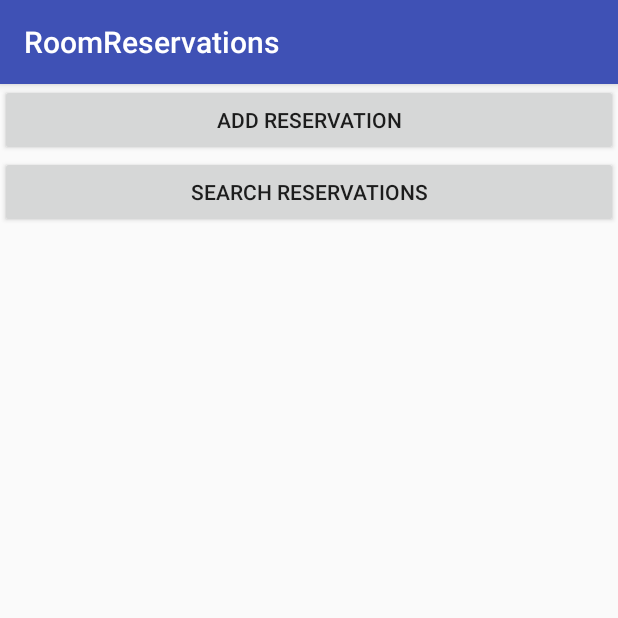
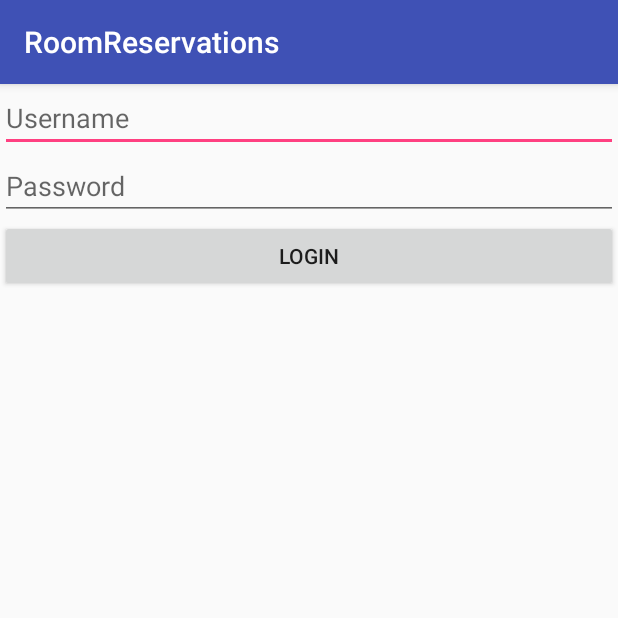
Before and after one commit to SabreUrn/RoomReservations, an Android app: the screen it shows after launch (MainActivity before the commit, Login after it), on a phone screen of 412 x 824 dp, the top half of it. Run offline under Robolectric (Android 15) with nearby library versions, the phone set to English and light mode, and no system bars; our stand-ins replace Firebase (no records; nobody signed in at launch, a user with empty details on screens opened directly).

```diff
--- a/app/build.gradle
+++ b/app/build.gradle
@@ -22,8 +22,11 @@ dependencies {
     implementation fileTree(include: ['*.jar'], dir: 'libs')
     implementation 'com.android.support:appcompat-v7:28.0.0'
     implementation 'com.android.support.constraint:constraint-layout:1.1.3'
+    implementation 'com.google.firebase:firebase-auth:11.6.0'
     testImplementation 'junit:junit:4.12'
     androidTestImplementation 'com.android.support.test:runner:1.0.2'
     androidTestImplementation 'com.android.support.test.espresso:espresso-core:3.0.2'
     implementation 'com.google.code.gson:gson:2.8.5'
 }
+
+apply plugin: 'com.google.gms.google-services'
--- a/app/src/main/AndroidManifest.xml
+++ b/app/src/main/AndroidManifest.xml
@@ -11,7 +11,7 @@
 		android:roundIcon="@mipmap/ic_launcher_round"
 		android:supportsRtl="true"
 		android:theme="@style/AppTheme">
-		<activity android:name=".MainActivity">
+		<activity android:name=".Login">
 			<intent-filter>
 				<action android:name="android.intent.action.MAIN" />
 
@@ -19,7 +19,8 @@
 			</intent-filter>
 		</activity>
 		<activity android:name=".SearchReservations" />
-		<activity android:name=".AddReservation"></activity>
+		<activity android:name=".AddReservation" />
+		<activity android:name=".MainActivity" />
 	</application>
 
 </manifest>
--- /dev/null
+++ b/app/src/main/java/com/example/sabreurn/roomreservations/Login.java
@@ -0,0 +1,93 @@
+package com.example.sabreurn.roomreservations;
+
+import android.content.Intent;
+import android.content.SharedPreferences;
+import android.support.annotation.NonNull;
+import android.support.v7.app.AppCompatActivity;
+import android.os.Bundle;
+import android.util.Log;
+import android.view.View;
+import android.widget.CheckBox;
+import android.widget.EditText;
+import android.widget.TextView;
+import android.widget.Toast;
+
+import com.google.android.gms.tasks.OnCompleteListener;
+import com.google.android.gms.tasks.Task;
+import com.google.firebase.auth.AuthResult;
+import com.google.firebase.auth.FirebaseAuth;
+import com.google.firebase.auth.FirebaseUser;
+
+public class Login extends AppCompatActivity {
+//	public static final String PREF_FILE_NAME = "logiPref";
+	public static final String EMAIL = "EMAIL";
+	public static final String PASSWORD = "PASSWORD";
+	private SharedPreferences preferences;
+	private EditText emailField;
+	private EditText passwordField;
+	private FirebaseAuth mAuth;
+
+	@Override
+	protected void onCreate(Bundle savedInstanceState) {
+		super.onCreate(savedInstanceState);
+		setContentView(R.layout.activity_login);
+
+		emailField = findViewById(R.id.login_email_EditText);
+		passwordField = findViewById(R.id.login_password_EditText);
+		mAuth = FirebaseAuth.getInstance();
+
+		//sets username and password from preferences if they exist
+//		preferences = getSharedPreferences(PREF_FILE_NAME, MODE_PRIVATE);
+//		String username = preferences.getString(USERNAME, null);
+//		String password = preferences.getString(PASSWORD, null);
+//		if(username != null && password != null) {
+//			usernameField.setText(username);
+//			passwordField.setText(password);
+//		}
+	}
+
+	public void loginButtonClicked(View view) {
+		String email = emailField.getText().toString();
+		String password = passwordField.getText().toString();
+
+		mAuth.signInWithEmailAndPassword(email, password)
+				.addOnCompleteListener(this, new OnCompleteListener<AuthResult>() {
+					@Override
+					public void onComplete(@NonNull Task<AuthResult> task) {
+						if(task.isSuccessful()) {
+							//sign in success
+							Log.d("LOGIN", "signInWithEmail:success");
+							FirebaseUser user = mAuth.getCurrentUser();
+							Intent intent = new Intent(Login.this, MainActivity.class);
+//							intent.putExtra(EMAIL, user.getEmail());
+							startActivity(intent);
+						} else {
+							//sign in fail
+							Log.w("LOGIN", "signInWithEmail:fail", task.getException());
+							Toast.makeText(Login.this, "Authentication failed.", Toast.LENGTH_SHORT).show();
+						}
+					}
+				});
+
+//		boolean ok = PasswordChecker.Check(username, password);
+//		if(ok) {
+//			CheckBox checkBox = findViewById(R.id.login_remember_CheckBox);
+//			SharedPreferences.Editor editor = preferences.edit();
+//			if(checkBox.isChecked()) {
+//				editor.putString(USERNAME, username);
+//				editor.putString(PASSWORD, password);
+//			} else {
+//				editor.remove(USERNAME);
+//				editor.remove(PASSWORD);
+//			}
+//			editor.apply();
+//			Intent intent = new Intent(this, MainActivity.class);
+//			intent.putExtra(USERNAME, username);
+//			startActivity(intent);
+//		} else {
+//			usernameField.setError("Wrong username or password.");
+//			TextView msgView = findViewById(R.id.login_message_TextView);
+//			msgView.setText("Username or password invalid.");
+//		}
+	}
+}
--- /dev/null
+++ b/app/src/main/res/layout/activity_login.xml
@@ -0,0 +1,50 @@
+<?xml version="1.0" encoding="utf-8"?>
+<LinearLayout xmlns:android="http://schemas.android.com/apk/res/android"
+	xmlns:app="http://schemas.android.com/apk/res-auto"
+	xmlns:tools="http://schemas.android.com/tools"
+	android:layout_width="match_parent"
+	android:layout_height="match_parent"
+	android:orientation="vertical"
+	tools:context=".Login"
+>
+
+	<EditText
+		android:id="@+id/login_email_EditText"
+		android:layout_width="match_parent"
+		android:layout_height="wrap_content"
+		android:hint="Username"
+		android:inputType="textEmailAddress"
+	/>
+
+	<EditText
+		android:id="@+id/login_password_EditText"
+		android:layout_width="match_parent"
+		android:layout_height="wrap_content"
+		android:hint="Password"
+		android:inputType="textPassword"
+	/>
+
+	<!--
+	<CheckBox
+		android:id="@+id/login_remember_CheckBox"
+		android:layout_width="wrap_content"
+		android:layout_height="wrap_content"
+		android:checked="true"
+		android:hint="Remember"
+	/>
+	-->
+
+	<Button
+		android:layout_width="match_parent"
+		android:layout_height="wrap_content"
+		android:onClick="loginButtonClicked"
+		android:text="Login"
+	/>
+
+	<TextView
+		android:id="@+id/login_message_TextView"
+		android:layout_width="wrap_content"
+		android:layout_height="wrap_content"
+	/>
+
+</LinearLayout>
--- a/app/src/main/res/layout/activity_main.xml
+++ b/app/src/main/res/layout/activity_main.xml
@@ -7,6 +7,12 @@
 	android:orientation="vertical"
 	tools:context=".MainActivity"
 >
+
+	<TextView
+		android:id="@+id/user_email_TextView"
+		android:layout_width="match_parent"
+		android:layout_height="wrap_content"
+	/>
 
 	<Button
 		android:layout_width="match_parent"
--- a/build.gradle
+++ b/build.gradle
@@ -12,6 +12,7 @@ buildscript {
 
         // NOTE: Do not place your application dependencies here; they belong
         // in the individual module build.gradle files
+        classpath 'com.google.gms:google-services:3.1.1'
     }
 }
 
```
Also changed, not shown: app/src/main/java/com/example/sabreurn/roomreservations/MainActivity.java (+15 -0 lines), 1 other file.
